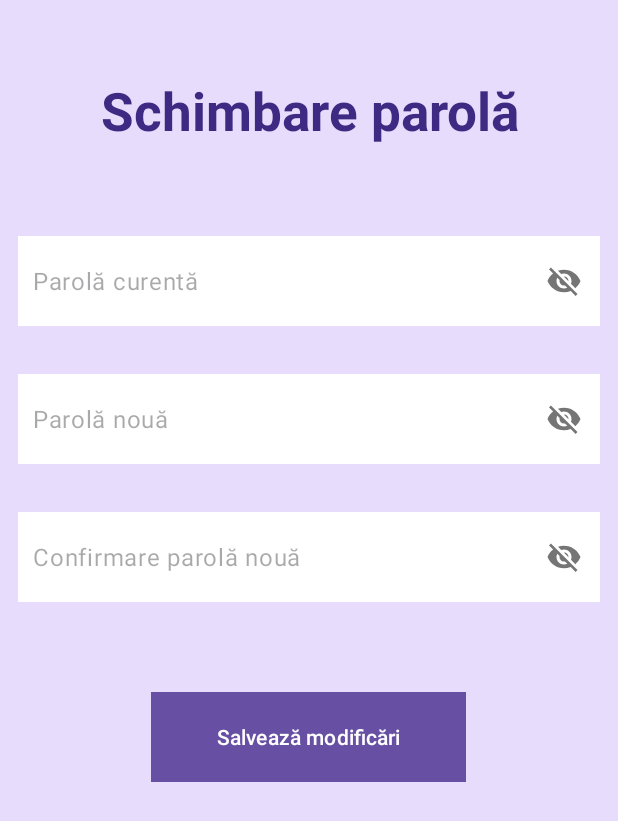
After one commit to MariaMonete/Licenta, an Android app: the ResetParola screen opened directly, with no data from a screen before it, on a phone screen of 412 x 824 dp. The commit adds this screen. Shown: the top 821 px of the screen. Run offline under Robolectric (Android 15) with nearby library versions, the phone set to English and light mode, and no system bars; our stand-ins replace Firebase (no records; nobody signed in at launch, a user with empty details on screens opened directly).

Commit message:
user profile complete and back button

```diff
--- /dev/null
+++ b/app/src/main/java/com/example/incercarelicenta/ResetParola.java
@@ -0,0 +1,89 @@
+package com.example.incercarelicenta;
+import androidx.appcompat.app.AppCompatActivity;
+import android.os.Bundle;
+import androidx.annotation.NonNull;
+import android.view.View;
+import android.widget.Button;
+import android.widget.EditText;
+import android.widget.Toast;
+import com.google.android.gms.tasks.OnCompleteListener;
+import com.google.android.gms.tasks.Task;
+import com.google.firebase.auth.AuthCredential;
+import com.google.firebase.auth.EmailAuthProvider;
+import com.google.firebase.auth.FirebaseAuth;
+import com.google.firebase.auth.FirebaseUser;
+
+
+public class ResetParola extends AppCompatActivity {
+
+    Button btnSalveaza;
+    EditText edtParolaCurenta, edtParolaNoua, edtParolaConfirm;
+    FirebaseUser user;
+    FirebaseAuth auth;
+
+    @Override
+    protected void onCreate(Bundle savedInstanceState) {
+        super.onCreate(savedInstanceState);
+        setContentView(R.layout.activity_reset_parola);
+
+        edtParolaCurenta = findViewById(R.id.edit_text_current_password);
+        edtParolaNoua = findViewById(R.id.edit_text_schimba_parola);
+        edtParolaConfirm = findViewById(R.id.edit_text_schimba_parola_confirmare);
+        btnSalveaza = findViewById(R.id.buton_schimba_parola);
+
+        auth = FirebaseAuth.getInstance();
+        user = auth.getCurrentUser();
+
+        btnSalveaza.setOnClickListener(new View.OnClickListener() {
+            @Override
+            public void onClick(View view) {
+                if (edtParolaCurenta.getText().toString().isEmpty()) {
+                    edtParolaCurenta.setError("Introduceți parola curentă");
+                    return;
+                }
+
+                if (edtParolaNoua.getText().toString().isEmpty()) {
+                    edtParolaNoua.setError("Introduceți noua parolă");
+                    return;
+                }
+
+                if (edtParolaConfirm.getText().toString().isEmpty()) {
+                    edtParolaConfirm.setError("Confirmare parolă");
+                    return;
+                }
+
+                if (!edtParolaNoua.getText().toString().equals(edtParolaConfirm.getText().toString())) {
+                    edtParolaConfirm.setError("Parola nu se potrivește");
+                    return;
+                }
+
+                reAuthenticateAndChangePassword(edtParolaCurenta.getText().toString(), edtParolaNoua.getText().toString());
+            }
+        });
+    }
+
+    private void reAuthenticateAndChangePassword(String currentPassword, final String newPassword) {
+        AuthCredential credential = EmailAuthProvider.getCredential(user.getEmail(), currentPassword);
+
+        user.reauthenticate(credential).addOnCompleteListener(new OnCompleteListener<Void>() {
+            @Override
+            public void onComplete(@NonNull Task<Void> task) {
+                if (task.isSuccessful()) {
+                    user.updatePassword(newPassword).addOnCompleteListener(new OnCompleteListener<Void>() {
+                        @Override
+                        public void onComplete(@NonNull Task<Void> task) {
+                            if (task.isSuccessful()) {
+                                Toast.makeText(ResetParola.this, "Parola a fost schimbată", Toast.LENGTH_SHORT).show();
+                                finish();
+                            } else {
+                                Toast.makeText(ResetParola.this, "Eroare la schimbarea parolei: " + task.getException().getMessage(), Toast.LENGTH_SHORT).show();
+                            }
+                        }
+                    });
+                } else {
+                    Toast.makeText(ResetParola.this, "Eroare la re-autentificare: " + task.getException().getMessage(), Toast.LENGTH_SHORT).show();
+                }
+            }
+        });
+    }
+}
--- a/app/src/main/java/com/example/incercarelicenta/fragmente/HomeFragment.java
+++ b/app/src/main/java/com/example/incercarelicenta/fragmente/HomeFragment.java
@@ -134,10 +134,9 @@ public class HomeFragment extends Fragment implements RecyclerViewInterface {
     @Override
     public void onItemClick(int position) {
         Parfum clickedParfum;
-        if(filteredList.isEmpty()){
+        if (filteredList.isEmpty()) {
             clickedParfum = parfumList.get(position);
-        }
-        else{
+        } else {
             clickedParfum = filteredList.get(position);
         }
         Intent intent = new Intent(requireContext(), ParfumDetailsActivity.class);
--- /dev/null
+++ b/app/src/main/res/layout/activity_reset_parola.xml
@@ -0,0 +1,88 @@
+<LinearLayout
+    xmlns:android="http://schemas.android.com/apk/res/android"
+    xmlns:app="http://schemas.android.com/apk/res-auto"
+    xmlns:tools="http://schemas.android.com/tools"
+    android:layout_width="match_parent"
+    android:layout_height="match_parent"
+    tools:context=".ResetParola"
+    android:orientation="vertical"
+    android:background="@color/movdeschis">
+<TextView android:layout_width="match_parent"
+    android:layout_height="wrap_content"
+    android:text="Schimbare parolă"
+    android:textSize="35sp"
+    android:textAlignment="center"
+    android:textStyle="bold"
+    android:textColor="@color/mov"
+    android:layout_marginTop="50dp"/>
+
+    <com.google.android.material.textfield.TextInputLayout
+        android:layout_width="match_parent"
+        android:layout_height="wrap_content"
+        app:passwordToggleEnabled="true"
+        app:hintEnabled="false"
+        android:layout_marginTop="60dp">
+
+        <EditText
+            android:background="@color/white"
+            android:id="@+id/edit_text_current_password"
+            android:layout_width="match_parent"
+            android:layout_height="60dp"
+            android:layout_marginTop="68dp"
+            android:ems="10"
+            android:inputType="textPersonName"
+            android:hint="Parolă curentă"
+            android:textColor="@color/mov"
+            android:layout_marginHorizontal="12dp"
+            android:paddingStart="10dp"/>
+    </com.google.android.material.textfield.TextInputLayout>
+
+<com.google.android.material.textfield.TextInputLayout
+    android:layout_width="match_parent"
+    android:layout_height="wrap_content"
+    app:passwordToggleEnabled="true"
+    app:hintEnabled="false"
+    android:layout_marginTop="32dp">
+
+<EditText
+    android:id="@+id/edit_text_schimba_parola"
+    android:background="@color/white"
+    android:layout_width="match_parent"
+    android:layout_height="60dp"
+    android:layout_marginTop="68dp"
+    android:ems="10"
+    android:inputType="textPersonName"
+    android:hint="Parolă nouă"
+    android:textColor="@color/mov"
+    android:layout_marginHorizontal="12dp"
+    android:paddingStart="10dp"/>
+</com.google.android.material.textfield.TextInputLayout>
+<com.google.android.material.textfield.TextInputLayout
+    android:layout_width="match_parent"
+    android:layout_height="wrap_content"
+    app:passwordToggleEnabled="true"
+    app:hintEnabled="false"
+    android:layout_marginTop="32dp">
+<EditText
+    android:id="@+id/edit_text_schimba_parola_confirmare"
+    android:layout_width="match_parent"
+    android:background="@color/white"
+    android:layout_height="60dp"
+    android:layout_marginTop="68dp"
+    android:ems="10"
+    android:inputType="textPersonName"
+    android:hint="Confirmare parolă nouă"
+    android:layout_marginHorizontal="12dp"
+    android:paddingStart="10dp"
+    android:textColor="@color/mov"/>
+</com.google.android.material.textfield.TextInputLayout>
+<Button
+    android:id="@+id/buton_schimba_parola"
+    android:layout_width="210dp"
+    android:layout_height="60dp"
+    android:layout_marginTop="60dp"
+    android:text="Salvează modificări"
+    android:layout_gravity="center_horizontal"
+    android:textColor="@color/white"
+    android:background="@color/mov"/>
+    </LinearLayout>
--- a/app/src/main/res/values-night/themes.xml
+++ b/app/src/main/res/values-night/themes.xml
@@ -1,8 +1,10 @@
 <resources xmlns:tools="http://schemas.android.com/tools">
     <!-- Base application theme. -->
     <style name="Base.Theme.IncercareLicenta" parent="Theme.Material3.DayNight.NoActionBar">
+        <item name="background">@color/mov</item>
      </style>
     <style name="Base.Theme.IncercareLicenta1" parent="Theme.Material3.DayNight.NoActionBar">
+        <item name="background">@color/mov</item>
         </style>
 
     <style name="Theme.IncercareLicenta1" parent="Base.Theme.IncercareLicenta" >
@@ -10,6 +12,6 @@
 
        </style>
     <style name="SearchViewStyle" parent="Widget.AppCompat.SearchView">
-        <item name="android:textColorHint">@color/mov</item>
+        <item name="background">@color/mov</item>
     </style>
 </resources>
--- a/app/src/main/res/values/colors.xml
+++ b/app/src/main/res/values/colors.xml
@@ -5,4 +5,5 @@
     <color name="lavender">#bea3eb</color>
     <color name="lavanderlight">#e8dcfc</color>
     <color name="mov">#3e2a82</color>
+    <color name="movdeschis">#e8dcfc</color>
 </resources>
```
Also changed, not shown: app/src/main/AndroidManifest.xml (+14 -4 lines), app/src/main/java/com/example/incercarelicenta/ParfumByNotaActivity.java (+19 -0 lines), app/src/main/java/com/example/incercarelicenta/ParfumDetailsActivity.java (+7 -0 lines), app/src/main/java/com/example/incercarelicenta/ResetEmail.java (added, +126 -0 lines), app/src/main/java/com/example/incercarelicenta/ResetNume.java (added, +68 -0 lines), app/src/main/java/com/example/incercarelicenta/clase/Parfum.java (+23 -1 lines), app/src/main/java/com/example/incercarelicenta/fragmente/ProfileFragment.java (+52 -26 lines), app/src/main/res/layout/activity_parfum_by_nota.xml (+10 -0 lines), app/src/main/res/layout/activity_parfum_details.xml (+54 -4 lines), app/src/main/res/layout/activity_reset_email.xml (added, +64 -0 lines), app/src/main/res/layout/activity_reset_nume.xml (added, +44 -0 lines), app/src/main/res/layout/fragment_profile.xml (+20 -26 lines).
